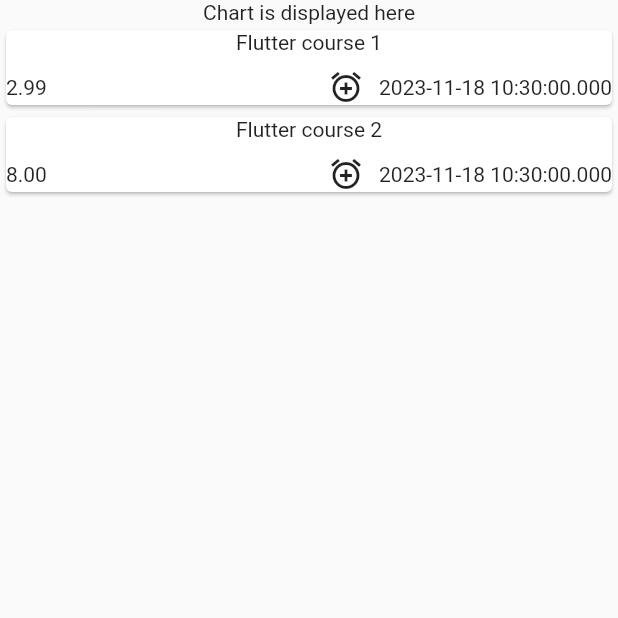
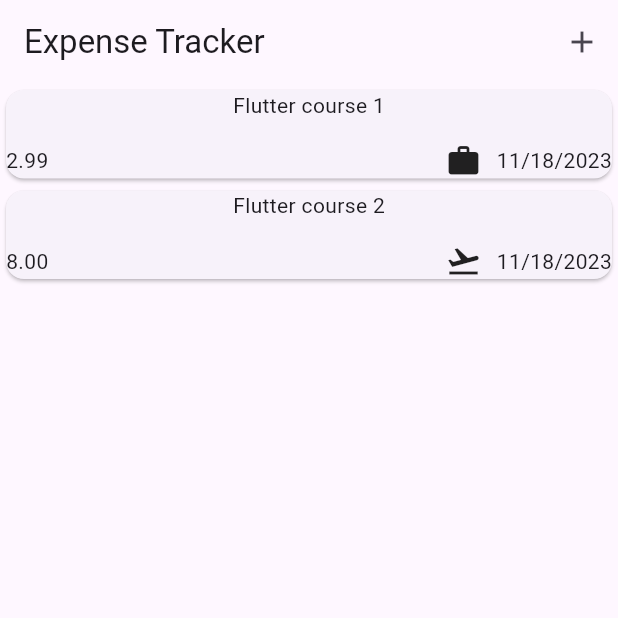
Before and after one commit to athirakcdev/Expense-tracker, a Flutter app: the screen it shows after launch, on a phone screen of 412 x 824 dp, the top half of it. Run offline on Flutter 3.47's test engine with Material 2 defaults, Android fonts, the phone set to English and light mode, and no system bars.

Commit message:
added app bar

```diff
--- a/lib/main.dart
+++ b/lib/main.dart
@@ -2,7 +2,8 @@ import 'package:expense_tracker/widgets/expenses.dart';
 import 'package:flutter/material.dart';
 
 void main() {
-  runApp(const MaterialApp(
-    home: Expenses(),
+  runApp(MaterialApp(
+    theme: ThemeData(useMaterial3: true),
+    home: const Expenses(),
   ));
 }
--- a/lib/model/expense.dart
+++ b/lib/model/expense.dart
@@ -1,19 +1,32 @@
-
+import 'package:flutter/material.dart';
+import 'package:intl/intl.dart';
 import 'package:uuid/uuid.dart';
 
 const uuid = Uuid();
-enum Category {food, travel, leisure, work}
-class Expense{
-  Expense({
-    required this.title,
-    required this.amount,
-    required this.date,
-    required this.category
-    }) : id = uuid.v4();
+final formatter = DateFormat.yMd();
+enum Category { food, travel, leisure, work }
+
+const categoryIcons = {
+  Category.food: Icons.lunch_dining,
+  Category.travel: Icons.flight_takeoff,
+  Category.leisure: Icons.movie_sharp,
+  Category.work: Icons.work,
+};
+
+class Expense {
+  Expense(
+      {required this.title,
+      required this.amount,
+      required this.date,
+      required this.category})
+      : id = uuid.v4();
   final String id;
   final String title;
   final double amount;
   final DateTime date;
   final Category category;
 
+String get formattedDate{
+  return formatter.format(date);
 }
+}
--- a/lib/widgets/expenses.dart
+++ b/lib/widgets/expenses.dart
@@ -26,9 +26,14 @@ class _ExpensesState extends State<Expenses> {
   Widget build(BuildContext context) {
     return SafeArea(
       child: Scaffold(
+        appBar: AppBar(title: const Text("Expense Tracker"), actions: [
+          IconButton(
+            onPressed: () {},
+            icon: const Icon(Icons.add),
+          )
+        ]),
         body: Column(
           children: [
-            const Text("Chart is displayed here"),
             Expanded(child: ExpensesList(expenses: _registeredExpenses))
           ],
         ),
--- a/lib/widgets/expenses_list/expense_item.dart
+++ b/lib/widgets/expenses_list/expense_item.dart
@@ -12,16 +12,16 @@ class ExpenseItem extends StatelessWidget {
       child: Column(
         children: [
           Text(expense.title),
-          const SizedBox(height: 10,),
+          const SizedBox(height: 15,),
           Row(
             children: [
               Text(expense.amount.toStringAsFixed(2)),
               const Spacer(),
               Row(
                 children: [
-                  const Icon(Icons.alarm_add),
+                  Icon(categoryIcons[expense.category]),
                   const SizedBox(width: 10,),
-                  Text(expense.date.toString())
+                  Text(expense.formattedDate)
                 ],
               )
             ],
--- a/pubspec.yaml
+++ b/pubspec.yaml
@@ -36,6 +36,7 @@ dependencies:
   # Use with the CupertinoIcons class for iOS style icons.
   cupertino_icons: ^1.0.2
   uuid: ^4.2.1
+  intl: ^0.18.1
 
 dev_dependencies:
   flutter_test:
```
Also changed, not shown: pubspec.lock.
